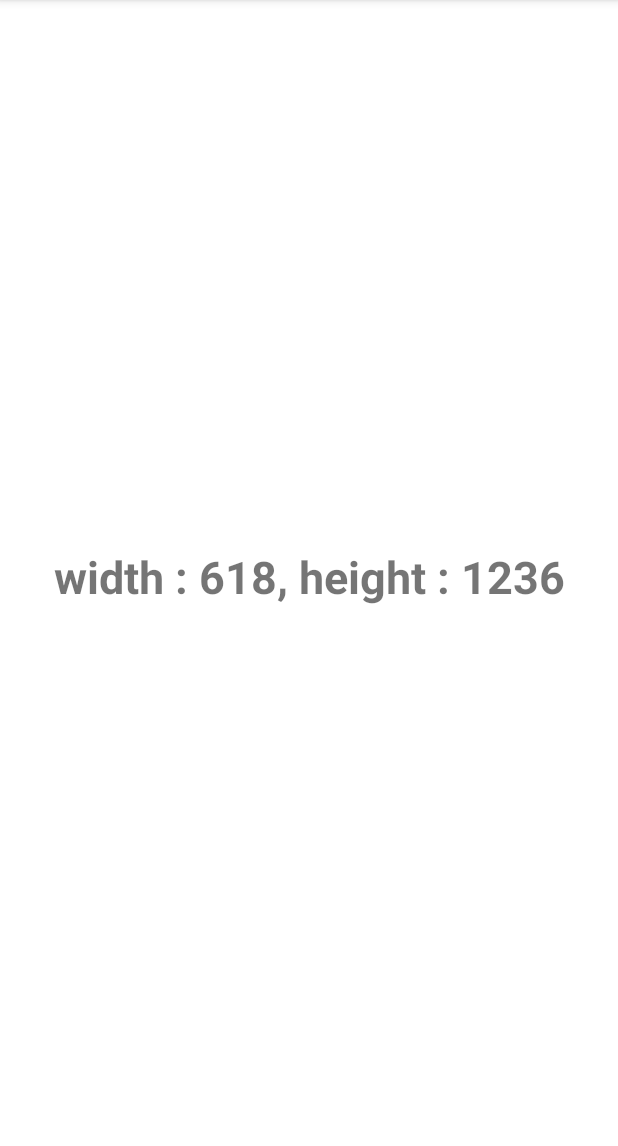
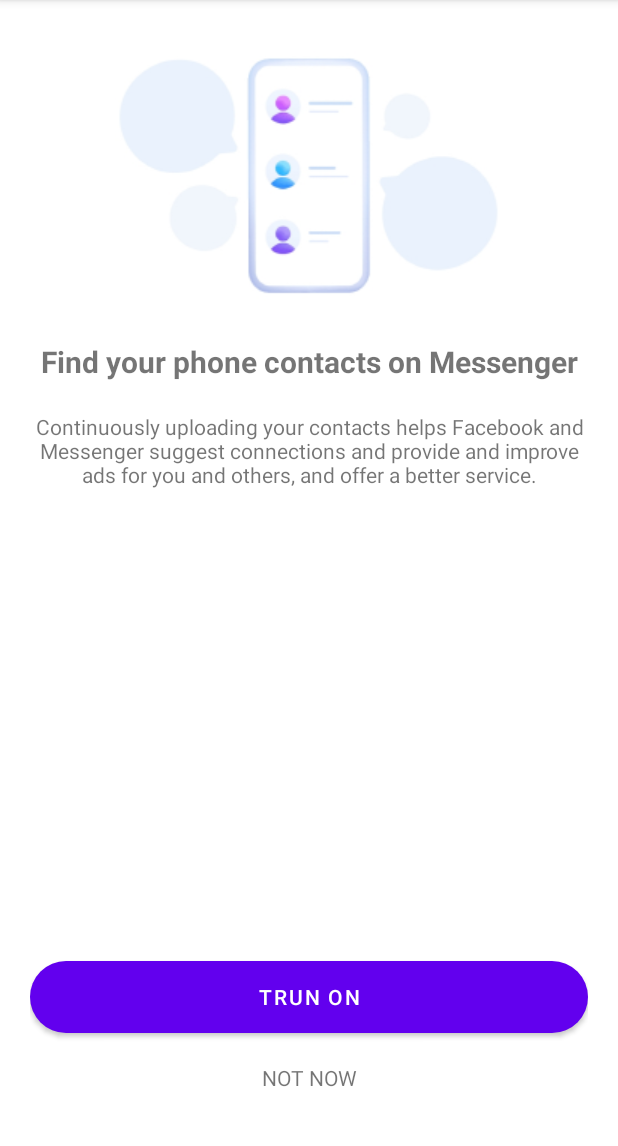
Before and after one commit to minsa97/android_kkangsam, an Android app: the screen it shows after launch (DeviceSizeTest before the commit, MessangerIntro after it), on a phone screen of 412 x 824 dp, the part 84-1230 px from its top. Run offline under Robolectric (Android 15) with nearby library versions, the phone set to English and light mode, and no system bars.

Commit message:
lab9 MessangerIntro 매신저인트로 화면, 한영, 화면회전

```diff
--- a/app/src/main/AndroidManifest.xml
+++ b/app/src/main/AndroidManifest.xml
@@ -10,7 +10,7 @@
         android:supportsRtl="true"
         android:theme="@style/Theme.Kkangsam">
         <activity
-            android:name=".lab9.DeviceSizeTest"
+            android:name=".lab9.MessangerIntro"
             android:exported="true">
             <intent-filter>
                 <action android:name="android.intent.action.MAIN" />
@@ -18,7 +18,8 @@
                 <category android:name="android.intent.category.LAUNCHER" />
             </intent-filter>
         </activity>
-        <activity android:name=".lab9.GaroSeroTest"/>
+        <activity android:name=".lab9.DeviceSizeTest" />
+        <activity android:name=".lab9.GaroSeroTest" />
         <activity android:name=".lab9.ButtonColor" />
         <activity android:name=".lab8.StopWatchTest" />
         <activity android:name=".lab8.Checkbox_Test" />
--- /dev/null
+++ b/app/src/main/java/com/mctlhg/kkangsam/lab9/MessangerIntro.kt
@@ -0,0 +1,12 @@
+package com.mctlhg.kkangsam.lab9
+
+import androidx.appcompat.app.AppCompatActivity
+import android.os.Bundle
+import com.mctlhg.kkangsam.R
+
+class MessangerIntro : AppCompatActivity() {
+    override fun onCreate(savedInstanceState: Bundle?) {
+        super.onCreate(savedInstanceState)
+        setContentView(R.layout.activity_messanger_intro)
+    }
+}
--- /dev/null
+++ b/app/src/main/res/layout-land/activity_messanger_intro.xml
@@ -0,0 +1,49 @@
+<?xml version="1.0" encoding="utf-8"?>
+<RelativeLayout xmlns:android="http://schemas.android.com/apk/res/android"
+    xmlns:app="http://schemas.android.com/apk/res-auto"
+    xmlns:tools="http://schemas.android.com/tools"
+    android:layout_width="match_parent"
+    android:layout_height="match_parent"
+    android:padding="20dp">
+
+    <TextView
+        android:id="@+id/mainTextView"
+        android:layout_width="match_parent"
+        android:layout_height="wrap_content"
+        android:layout_centerHorizontal="true"
+        android:layout_marginTop="20dp"
+        android:gravity="center_horizontal"
+        android:text="@string/intro_main"
+        android:textSize="20dp"
+        android:textStyle="bold"/>
+
+    <TextView
+        android:id="@+id/detailTextView"
+        android:layout_width="match_parent"
+        android:layout_height="wrap_content"
+        android:layout_below="@id/mainTextView"
+        android:layout_centerHorizontal="true"
+        android:layout_marginTop="20dp"
+        android:gravity="center_horizontal"
+        android:text="@string/intro_detail"/>
+
+    <TextView
+        android:id="@+id/delayTextView"
+        android:layout_width="match_parent"
+        android:layout_height="wrap_content"
+        android:layout_alignParentBottom="true"
+        android:layout_centerHorizontal="true"
+        android:layout_marginBottom="20dp"
+        android:gravity="center_horizontal"
+        android:text="@string/intro_delay"/>
+
+    <Button
+        android:layout_width="match_parent"
+        android:layout_height="wrap_content"
+        android:layout_above="@id/delayTextView"
+        android:layout_centerHorizontal="true"
+        android:layout_marginBottom="20dp"
+        android:background="@drawable/round_button"
+        android:text="@string/intro_button"
+        android:textColor="#FFFFFF"/>
+</RelativeLayout>
--- /dev/null
+++ b/app/src/main/res/layout/activity_messanger_intro.xml
@@ -0,0 +1,58 @@
+<?xml version="1.0" encoding="utf-8"?>
+<RelativeLayout xmlns:android="http://schemas.android.com/apk/res/android"
+    xmlns:app="http://schemas.android.com/apk/res-auto"
+    xmlns:tools="http://schemas.android.com/tools"
+    android:layout_width="match_parent"
+    android:layout_height="match_parent"
+    android:padding="20dp">
+
+    <ImageView
+        android:id="@+id/imageView"
+        android:layout_width="wrap_content"
+        android:layout_height="wrap_content"
+        android:layout_centerHorizontal="true"
+        android:src="@drawable/intro"/>
+
+    <TextView
+        android:id="@+id/mainTextView"
+        android:layout_width="match_parent"
+        android:layout_height="wrap_content"
+        android:layout_below="@id/imageView"
+        android:layout_centerHorizontal="true"
+        android:layout_marginTop="20dp"
+        android:gravity="center_horizontal"
+        android:text="@string/intro_main"
+        android:textSize="20dp"
+        android:textStyle="bold"/>
+
+    <TextView
+        android:id="@+id/detailTextView"
+        android:layout_width="match_parent"
+        android:layout_height="wrap_content"
+        android:layout_below="@id/mainTextView"
+        android:layout_centerHorizontal="true"
+        android:layout_marginTop="20dp"
+        android:gravity="center_horizontal"
+        android:text="@string/intro_detail"/>
+
+    <TextView
+        android:id="@+id/delayTextView"
+        android:layout_width="match_parent"
+        android:layout_height="wrap_content"
+        android:layout_alignParentBottom="true"
+        android:layout_centerHorizontal="true"
+        android:layout_marginBottom="20dp"
+        android:gravity="center_horizontal"
+        android:text="@string/intro_delay"/>
+
+    <Button
+        android:layout_width="match_parent"
+        android:layout_height="wrap_content"
+        android:layout_above="@id/delayTextView"
+        android:layout_centerHorizontal="true"
+        android:layout_marginBottom="20dp"
+        android:background="@drawable/round_button"
+        android:text="@string/intro_button"
+        android:textColor="#FFFFFF"/>
+
+</RelativeLayout>
--- a/app/src/main/res/values/strings.xml
+++ b/app/src/main/res/values/strings.xml
@@ -4,4 +4,15 @@
         회원님의 소중한 정보 보호를 위해, 카카오계정의 현재 비밀번호를 확인해 주세요.
     </string>
     <string name="password_txt">비밀번호가 기억나지 않으세요?</string>
+
+    <string name="intro_main">
+    Find your phone contacts on Messenger
+    </string>
+    <string name="intro_detail">
+    Continuously uploading your contacts helps Facebook and Messenger suggest connections
+    and provide and improve ads for you and others, and offer a better service.
+    </string>
+    <string name="intro_more">Learn More</string>
+    <string name="intro_button">TRUN ON</string>
+    <string name="intro_delay">NOT NOW</string>
 </resources>
```
Also changed, not shown: app/src/main/res/drawable/intro.png (added), 1 other file.
